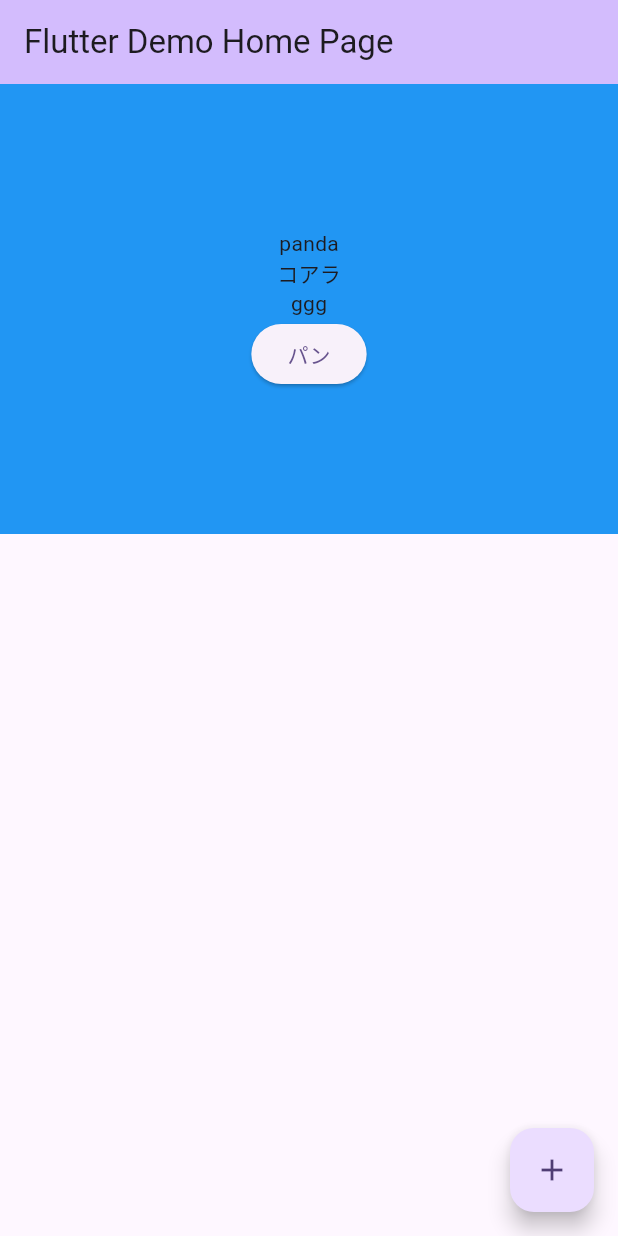
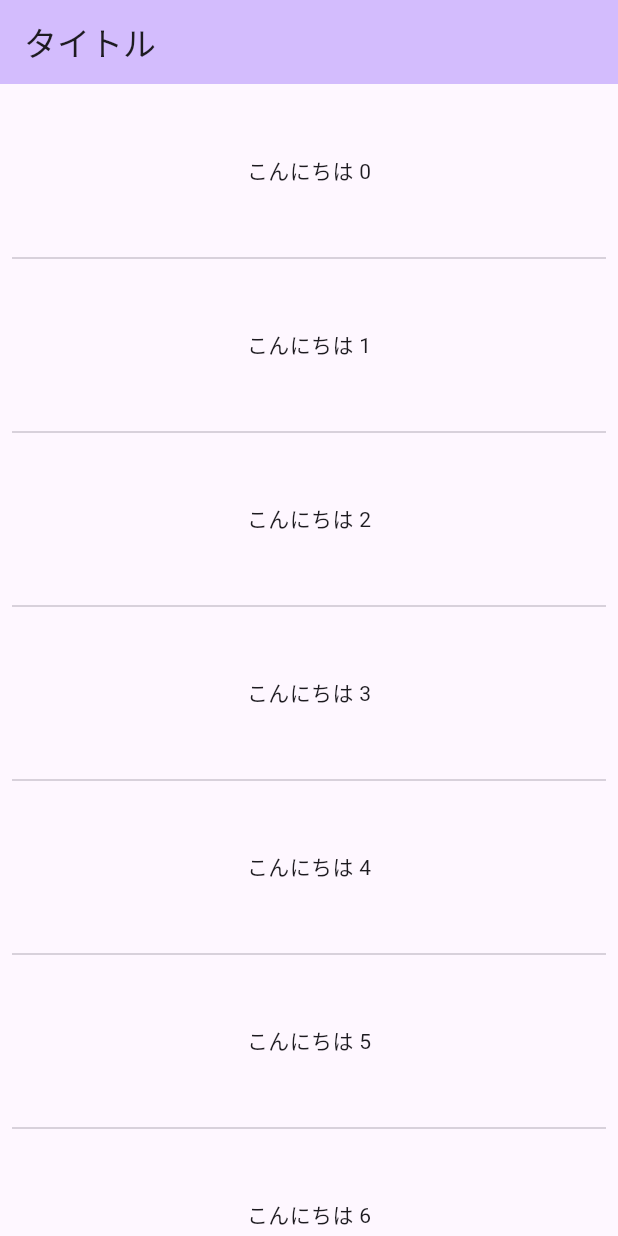
Before and after one commit to kabikira/basic, a Flutter app: the screen it shows after launch, on a phone screen of 412 x 824 dp. Run offline on Flutter 3.47's test engine with Material 3 defaults, Android fonts, the phone set to English and light mode, and no system bars.

```diff
--- a/lib/main.dart
+++ b/lib/main.dart
@@ -1,3 +1,4 @@
+import 'package:basic/next_page.dart';
 import 'package:flutter/material.dart';
 
 void main() {
@@ -15,7 +16,7 @@ class MyApp extends StatelessWidget {
         colorScheme: ColorScheme.fromSeed(seedColor: Colors.deepPurple),
         useMaterial3: true,
       ),
-      home: const MyHomePage(title: 'Flutter Demo Home Page'),
+      home: const MyHomePage(title: 'タイトル'),
     );
   }
 }
@@ -30,13 +31,7 @@ class MyHomePage extends StatefulWidget {
 }
 
 class _MyHomePageState extends State<MyHomePage> {
-  int _counter = 0;
-
-  void _incrementCounter() {
-    setState(() {
-      _counter++;
-    });
-  }
+  final List<String> entries = <String>['A', 'B', 'C', 'E', 'G'];
 
   @override
   Widget build(BuildContext context) {
@@ -45,26 +40,17 @@ class _MyHomePageState extends State<MyHomePage> {
         backgroundColor: Theme.of(context).colorScheme.inversePrimary,
         title: Text(widget.title),
       ),
-      body: Container(
-        color: Colors.blue,
-        width: double.infinity,
-        height: 300,
-        child: Column(
-          mainAxisAlignment: MainAxisAlignment.center,
-          crossAxisAlignment: CrossAxisAlignment.center,
-          children: [
-            Text('panda'),
-            Text('コアラ'),
-            Text('ggg'),
-            ElevatedButton(onPressed: () {}, child: Text('パン'))
-          ],
-        ),
-      ),
-      floatingActionButton: FloatingActionButton(
-        onPressed: _incrementCounter,
-        tooltip: 'Increment',
-        child: const Icon(Icons.add),
-      ), // This trailing comma makes auto-formatting nicer for build methods.
+      body: ListView.separated(
+          padding: const EdgeInsets.all(8),
+          itemCount: 100,
+          itemBuilder: (BuildContext context, int index) {
+            return Container(
+              height: 100,
+              child: Center(child: Text('こんにちは $index')),
+            );
+          },
+        separatorBuilder: (BuildContext context, int index) => const Divider(),
+      )
     );
   }
 }
--- a/pubspec.yaml
+++ b/pubspec.yaml
@@ -59,9 +59,8 @@ flutter:
   uses-material-design: true
 
   # To add assets to your application, add an assets section, like this:
-  # assets:
-  #   - images/a_dot_burr.jpeg
-  #   - images/a_dot_ham.jpeg
+  assets:
+    - images/owl.jpg
 
   # An image asset can refer to one or more resolution-specific "variants", see
   # https://flutter.dev/to/resolution-aware-images
```
Also changed, not shown: lib/next_page.dart (+36 -0 lines).
